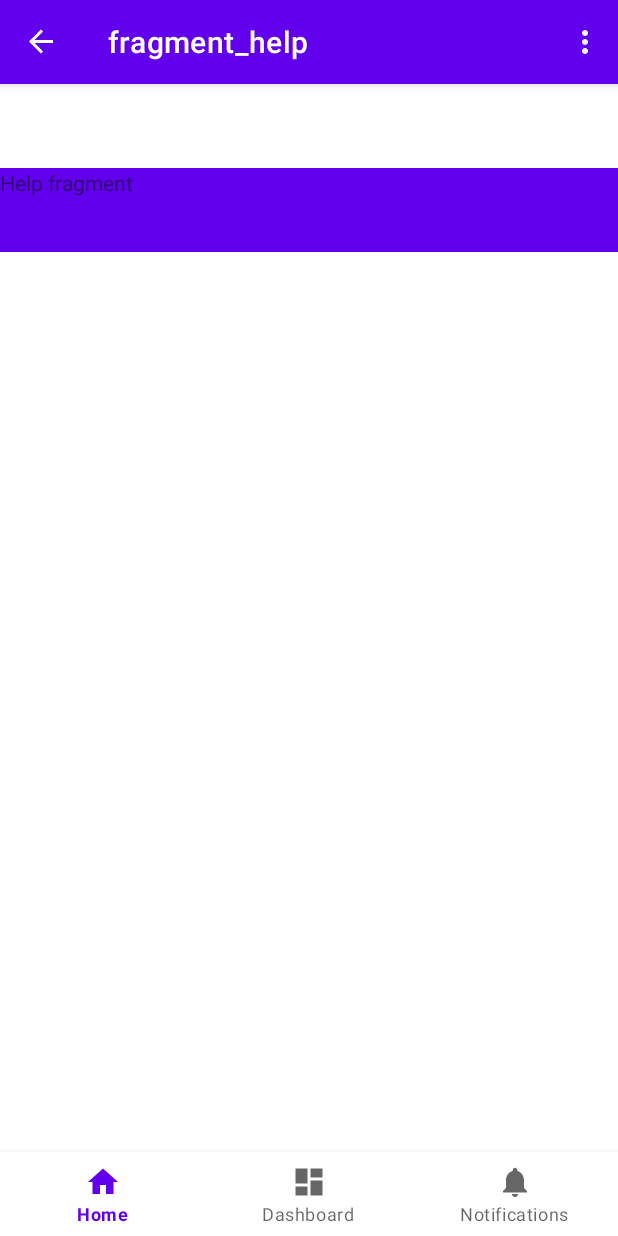
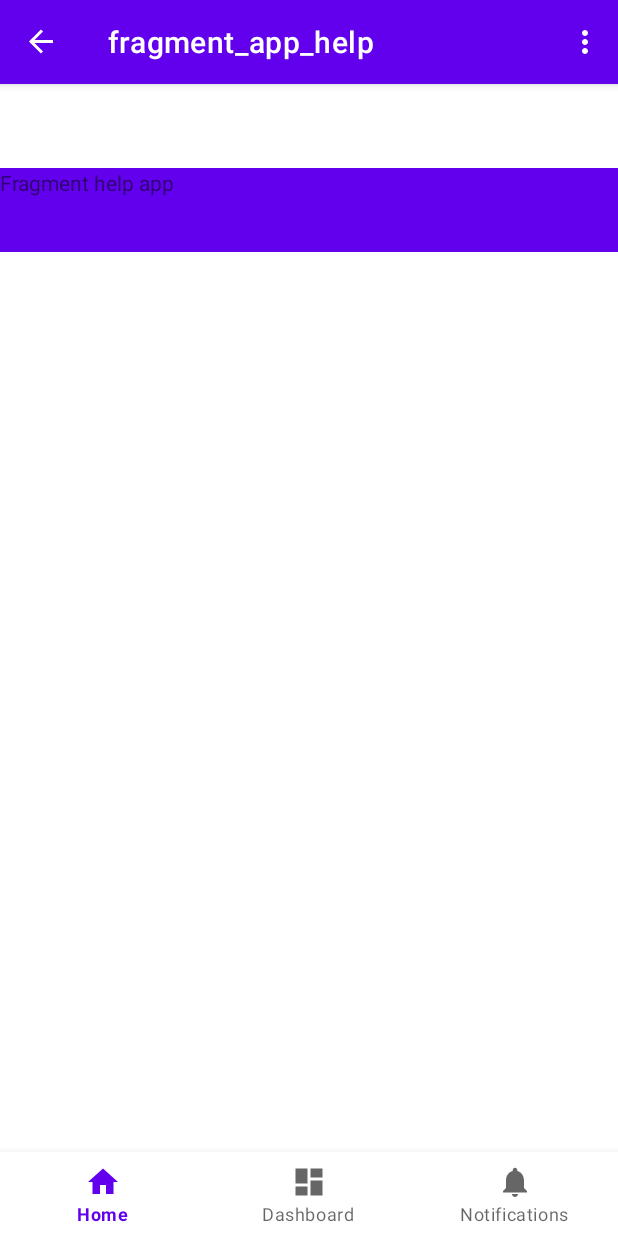
Before and after one commit to uriloop/TresPer, an Android app: the AppActivity screen opened directly, with no data from a screen before it, in the options menu, after a tap on "Crear equip", on a phone screen of 412 x 824 dp. Run offline under Robolectric (Android 15) with nearby library versions, the phone set to English and light mode, and no system bars; our stand-ins replace navigation-ui.

```diff
--- a/app/src/main/java/uri/dam/tresper/AppActivity.java
+++ b/app/src/main/java/uri/dam/tresper/AppActivity.java
@@ -7,7 +7,9 @@ import android.view.MenuItem;
 
 import com.google.android.material.bottomnavigation.BottomNavigationView;
 
+import androidx.appcompat.app.ActionBar;
 import androidx.appcompat.app.AppCompatActivity;
+import androidx.fragment.app.Fragment;
 import androidx.navigation.NavController;
 import androidx.navigation.Navigation;
 import androidx.navigation.ui.AppBarConfiguration;
@@ -26,6 +28,11 @@ public class AppActivity extends AppCompatActivity {
 
         binding = ActivityAppBinding.inflate(getLayoutInflater());
         setContentView(binding.getRoot());
+
+        ActionBar actionBar = getSupportActionBar();
+        actionBar.setDisplayShowTitleEnabled(true);
+        // fer-li coses a la action bar, investigar
+
 
 
 
@@ -67,7 +74,12 @@ public class AppActivity extends AppCompatActivity {
         // as you specify a parent activity in AndroidManifest.xml.
         int id = item.getItemId();
 
-
+        /*// aixó per a que segueixi funcionant el back button
+        if (R.id.home==id){
+            this.finish();
+            return true;
+         }
+*/
         //noinspection SimplifiableIfStatement
         if (id == R.id.action_crear_equip) {
             navController.navigate(R.id.action_go_to_helpFragment2);
--- /dev/null
+++ b/app/src/main/java/uri/dam/tresper/AppHelpFragment.java
@@ -0,0 +1,80 @@
+package uri.dam.tresper;
+
+import android.os.Bundle;
+
+import androidx.annotation.NonNull;
+import androidx.annotation.Nullable;
+import androidx.fragment.app.Fragment;
+
+import android.view.KeyEvent;
+import android.view.LayoutInflater;
+import android.view.View;
+import android.view.ViewGroup;
+
+/**
+ * A simple {@link Fragment} subclass.
+ * Use the {@link AppHelpFragment#newInstance} factory method to
+ * create an instance of this fragment.
+ */
+public class AppHelpFragment extends Fragment {
+
+    // TODO: Rename parameter arguments, choose names that match
+    // the fragment initialization parameters, e.g. ARG_ITEM_NUMBER
+    private static final String ARG_PARAM1 = "param1";
+    private static final String ARG_PARAM2 = "param2";
+
+    // TODO: Rename and change types of parameters
+    private String mParam1;
+    private String mParam2;
+
+    public AppHelpFragment() {
+        // Required empty public constructor
+    }
+
+    /**
+     * Use this factory method to create a new instance of
+     * this fragment using the provided parameters.
+     *
+     * @param param1 Parameter 1.
+     * @param param2 Parameter 2.
+     * @return A new instance of fragment AppHelpFragment.
+     */
+    // TODO: Rename and change types and number of parameters
+    public static AppHelpFragment newInstance(String param1, String param2) {
+        AppHelpFragment fragment = new AppHelpFragment();
+        Bundle args = new Bundle();
+        args.putString(ARG_PARAM1, param1);
+        args.putString(ARG_PARAM2, param2);
+        fragment.setArguments(args);
+        return fragment;
+    }
+
+
+
+    @Override
+    public void onCreate(Bundle savedInstanceState) {
+        super.onCreate(savedInstanceState);
+        if (getArguments() != null) {
+            mParam1 = getArguments().getString(ARG_PARAM1);
+            mParam2 = getArguments().getString(ARG_PARAM2);
+        }
+    }
+
+    @Override
+    public View onCreateView(LayoutInflater inflater, ViewGroup container,
+                             Bundle savedInstanceState) {
+        // Inflate the layout for this fragment
+
+
+
+        return inflater.inflate(R.layout.fragment_app_help, container, false);
+    }
+
+    @Override
+    public void onViewCreated(@NonNull View view, @Nullable Bundle savedInstanceState) {
+        super.onViewCreated(view, savedInstanceState);
+
+
+
+    }
+}
--- /dev/null
+++ b/app/src/main/res/layout/fragment_app_help.xml
@@ -0,0 +1,14 @@
+<?xml version="1.0" encoding="utf-8"?>
+<FrameLayout xmlns:android="http://schemas.android.com/apk/res/android"
+    xmlns:tools="http://schemas.android.com/tools"
+    android:layout_width="match_parent"
+    android:layout_height="match_parent"
+    tools:context=".AppHelpFragment">
+
+    <!-- TODO: Update blank fragment layout -->
+    <TextView
+        android:layout_width="match_parent"
+        android:layout_height="match_parent"
+        android:text="Fragment help app" />
+
+</FrameLayout>
--- a/app/src/main/res/navigation/mobile_navigation.xml
+++ b/app/src/main/res/navigation/mobile_navigation.xml
@@ -12,7 +12,7 @@
         tools:layout="@layout/fragment_home" >
         <action
             android:id="@+id/action_go_to_helpFragment2"
-            app:destination="@id/helpFragment2" />
+            app:destination="@id/appHelpFragment" />
 
     </fragment>
 
@@ -23,7 +23,7 @@
         tools:layout="@layout/fragment_dashboard" >
         <action
             android:id="@+id/action_go_to_helpFragment2"
-            app:destination="@id/helpFragment2" />
+            app:destination="@id/appHelpFragment" />
 
     </fragment>
 
@@ -34,14 +34,19 @@
         tools:layout="@layout/fragment_notifications" >
         <action
             android:id="@+id/action_go_to_helpFragment2"
-            app:destination="@id/helpFragment2" />
+            app:destination="@id/appHelpFragment" />
 
     </fragment>
+
     <fragment
-        android:id="@+id/helpFragment2"
-        android:name="uri.dam.tresper.HelpFragment"
-        android:label="fragment_help"
-        tools:layout="@layout/fragment_help" >
+        android:id="@+id/appHelpFragment"
+        android:name="uri.dam.tresper.AppHelpFragment"
+        android:label="fragment_app_help"
+        tools:layout="@layout/fragment_app_help" >
+        <action
+            android:id="@+id/action_go_to_helpFragment2"
+            app:destination="@id/appHelpFragment" />
 
     </fragment>
+
 </navigation>
```
